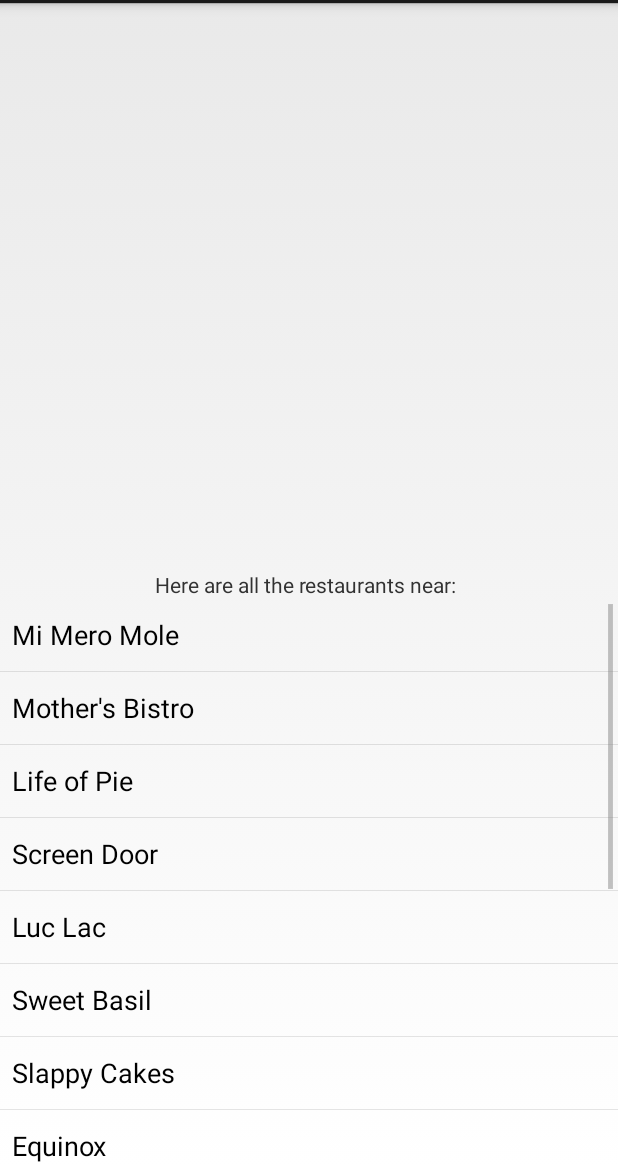
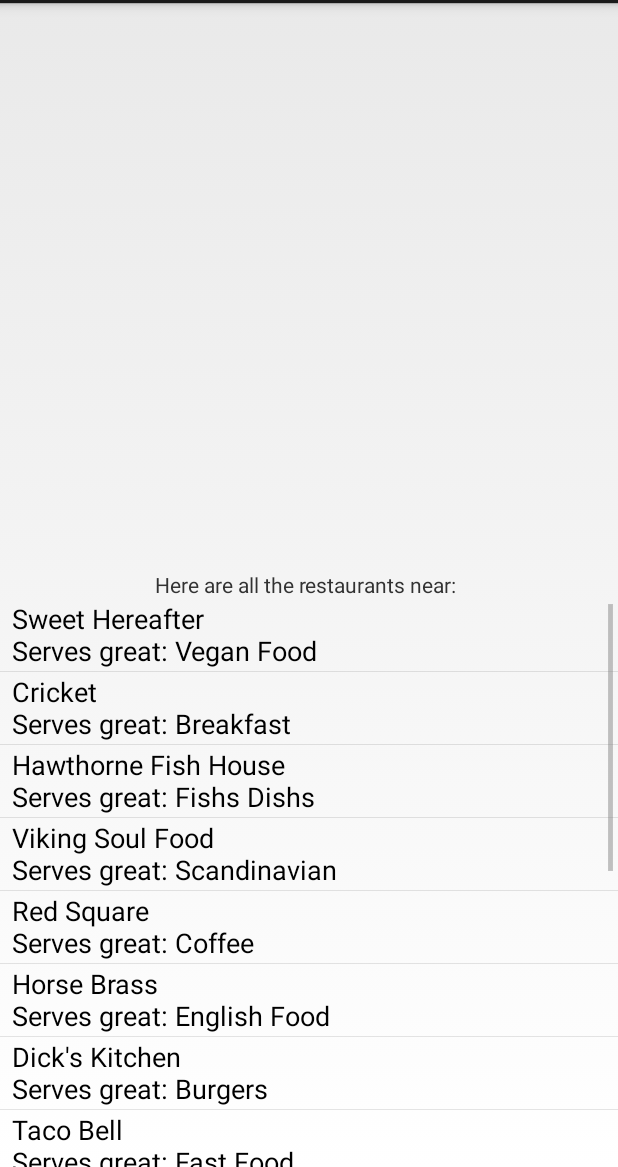
Before and after one commit to kavata9/MyRestaurants2, an Android app: the screen it shows after launch (RestaurantsActivity), after a tap on "Find Restaurants", on a phone screen of 412 x 824 dp, the part 69-1236 px from its top. Run offline under Robolectric (Android 15) with nearby library versions, the phone set to English and light mode, and no system bars; our stand-ins replace ButterKnife.

Commit message:
add customised arrayadapters

```diff
--- /dev/null
+++ b/app/src/main/java/com/restaurants/agnes/myrestaurants/MyRestaurantsArrayAdapter.java
@@ -0,0 +1,29 @@
+package com.restaurants.agnes.myrestaurants;
+
+import android.content.Context;
+import android.widget.ArrayAdapter;
+
+public class MyRestaurantsArrayAdapter extends ArrayAdapter {
+    private Context mContext;
+    private String[] mRestaurants;
+    private String[] mCuisines;
+
+    public MyRestaurantsArrayAdapter(Context mContext, int resource, String[] mRestaurants, String[] mCuisines) {
+        super(mContext, resource);
+        this.mContext = mContext;
+        this.mRestaurants = mRestaurants;
+        this.mCuisines = mCuisines;
+    }
+
+    @Override
+    public Object getItem(int position) {
+        String restaurant = mRestaurants[position];
+        String cuisine = mCuisines[position];
+        return String.format("%s \nServes great: %s", restaurant, cuisine);
+    }
+
+    @Override
+    public int getCount() {
+        return mRestaurants.length;
+    }
+}
--- a/app/src/main/java/com/restaurants/agnes/myrestaurants/RestaurantsActivity.java
+++ b/app/src/main/java/com/restaurants/agnes/myrestaurants/RestaurantsActivity.java
@@ -16,11 +16,10 @@ public class RestaurantsActivity extends Activity {
     @BindView(R.id.listView) ListView mListView;
 
 
-    private String[] restaurants = new String[] {"Mi Mero Mole", "Mother's Bistro",
-            "Life of Pie", "Screen Door", "Luc Lac", "Sweet Basil",
-            "Slappy Cakes", "Equinox", "Miss Delta's", "Andina",
-            "Lardo", "Portland City Grill", "Fat Head's Brewery",
-            "Chipotle", "Subway"};
+    private String[] restaurants = new String[] {"Sweet Hereafter", "Cricket", "Hawthorne Fish House", "Viking Soul Food", "Red Square", "Horse Brass", "Dick's Kitchen", "Taco Bell", "Me Kha Noodle Bar", "La Bonita Taqueria", "Smokehouse Tavern", "Pembiche", "Kay's Bar", "Gnarly Grey", "Slappy Cakes", "Mi Mero Mole" };
+
+    private String[] cuisines = new String[] {"Vegan Food", "Breakfast", "Fishs Dishs", "Scandinavian", "Coffee", "English Food", "Burgers", "Fast Food", "Noodle Soups", "Mexican", "BBQ", "Cuban", "Bar Food", "Sports Bar", "Breakfast", "Mexican" };
+
 
     @Override
     protected void onCreate(Bundle savedInstanceState) {
@@ -31,8 +30,11 @@ public class RestaurantsActivity extends Activity {
         mListView = (ListView) findViewById(R.id.listView);
         mLocationTextView = (TextView) findViewById(R.id.locationTextView);
 
-        ArrayAdapter adapter = new ArrayAdapter(this, android.R.layout.simple_list_item_1, restaurants);
+//        ArrayAdapter adapter = new ArrayAdapter(this, android.R.layout.simple_list_item_1, restaurants);
+//        mListView.setAdapter(adapter);
+        MyRestaurantsArrayAdapter adapter = new MyRestaurantsArrayAdapter(this, android.R.layout.simple_list_item_1, restaurants, cuisines);
         mListView.setAdapter(adapter);
+
 
         Intent intent = getIntent();
         String location = intent.getStringExtra("location");
```
